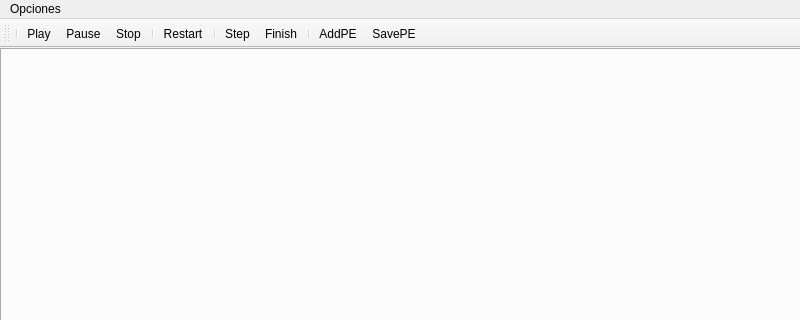
Old version of the form SimInter/mainwindow.ui in the repository issolis/InterconnectSimulator; both pictures show x 0 to 800 and y 0 to 320 of the 800 by 600 pixel window.
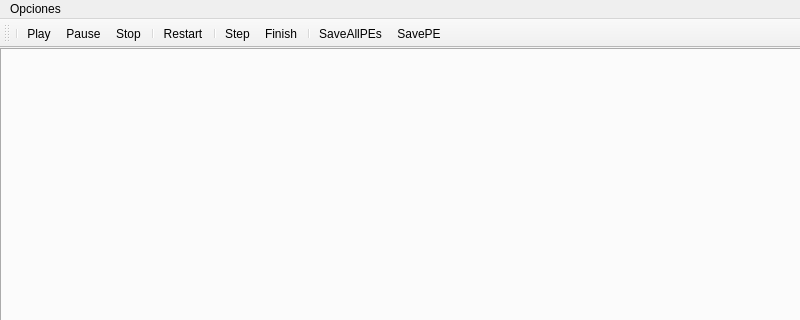
New version of the form. Icons and pictures are not drawn.

```diff
--- a/SimInter/mainwindow.ui
+++ b/SimInter/mainwindow.ui
@@ -88,7 +88,7 @@
    <addaction name="actionStep"/>
    <addaction name="actionFinish"/>
    <addaction name="separator"/>
-   <addaction name="actionAddPE"/>
+   <addaction name="actionSaveAllPEs"/>
    <addaction name="actionSavePE"/>
   </widget>
   <action name="actionStep">
@@ -162,17 +162,6 @@
     <string>Cargar memoria...</string>
    </property>
   </action>
-  <action name="actionAddPE">
-   <property name="icon">
-    <iconset theme="list-add"/>
-   </property>
-   <property name="text">
-    <string>AddPE</string>
-   </property>
-   <property name="menuRole">
-    <enum>QAction::NoRole</enum>
-   </property>
-  </action>
   <action name="actionSavePE">
    <property name="icon">
     <iconset theme="media-floppy"/>
@@ -184,6 +173,17 @@
     <enum>QAction::NoRole</enum>
    </property>
   </action>
+  <action name="actionSaveAllPEs">
+   <property name="icon">
+    <iconset theme="edit-copy"/>
+   </property>
+   <property name="text">
+    <string>SaveAllPEs</string>
+   </property>
+   <property name="menuRole">
+    <enum>QAction::NoRole</enum>
+   </property>
+  </action>
  </widget>
  <resources/>
  <connections/>
```
Left out of the diff: 4 changed lines with no effect on the pictures.
